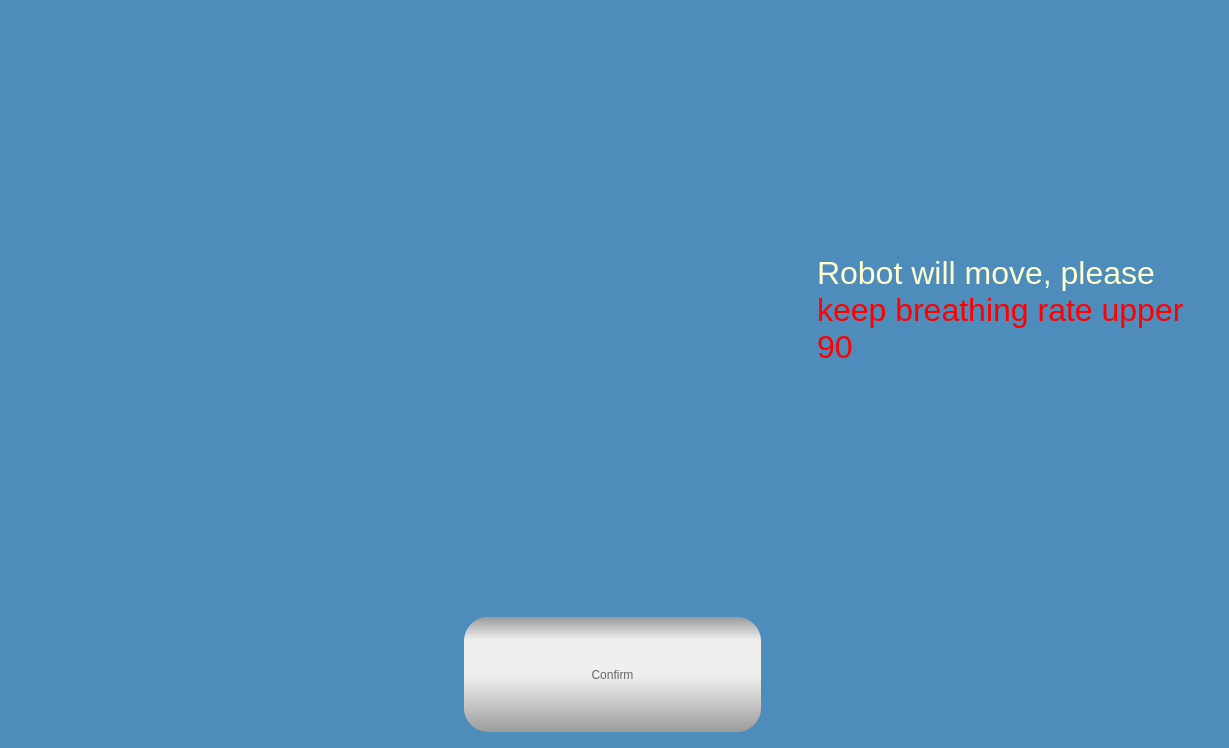
Old version of the form FunctionLib_UI/dlgInstallAdaptor.ui in the repository PoJenCheng/AitherBot_V2.1.
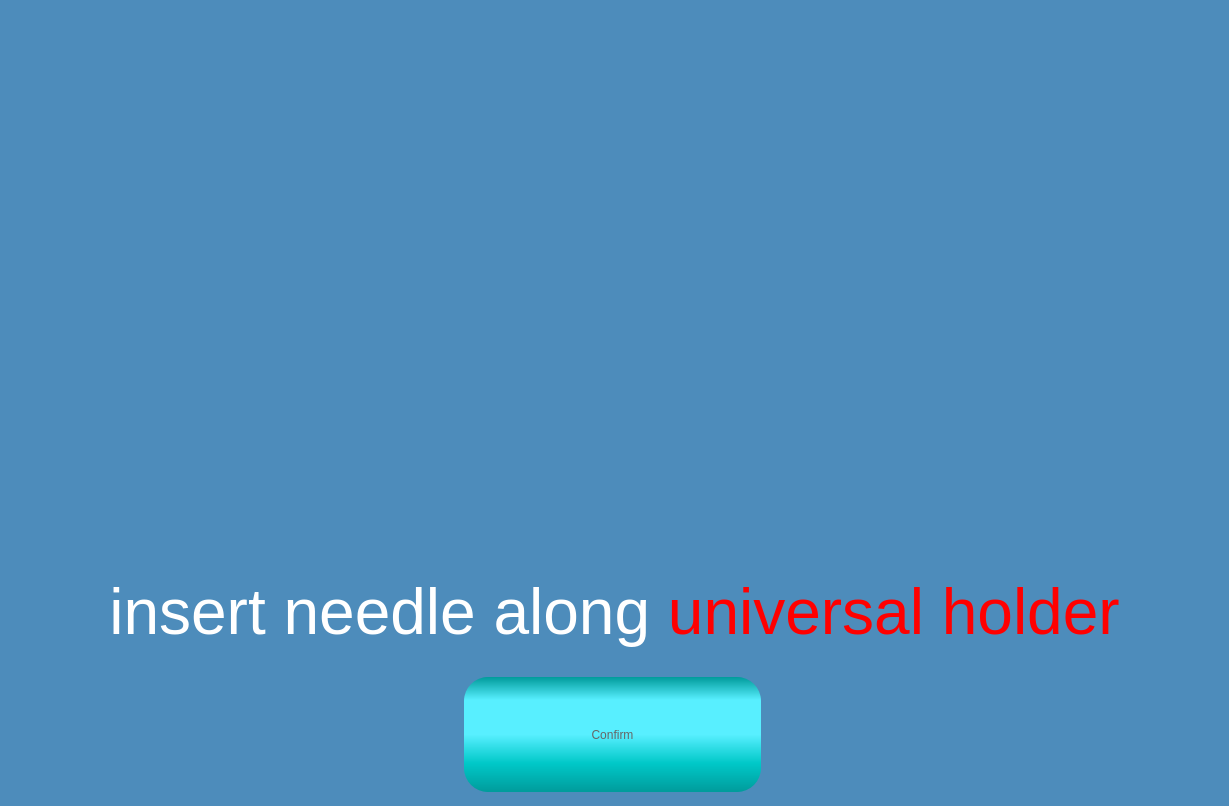
New version of the form. Icons and pictures are not drawn. Custom widgets are drawn as their Qt base class.

Commit message:
新增： - 影片"架設support arm和雷射"、"robot arm復歸"、"放置needle" - UI 病人擺位、架設support arm和laser
修正：
- slice viewer的尺規，在shift view時會有不正常顯示的問題
- 路徑超出dicom範圍時，會出現錯誤的問題
- 尺規現在會依照 dicom 的voxel size進行調整，以符合實際影像尺寸

Patch:
```diff
--- a/FunctionLib_UI/dlgInstallAdaptor.ui
+++ b/FunctionLib_UI/dlgInstallAdaptor.ui
@@ -10,7 +10,7 @@
     <x>0</x>
     <y>0</y>
     <width>1229</width>
-    <height>711</height>
+    <height>806</height>
    </rect>
   </property>
   <property name="windowTitle">
@@ -19,7 +19,26 @@
   <property name="styleSheet">
    <string notr="true">background-color: #4D8CBB;</string>
   </property>
-  <layout class="QGridLayout" name="gridLayout" rowstretch="1,0">
+  <layout class="QGridLayout" name="gridLayout">
+   <property name="leftMargin">
+    <number>0</number>
+   </property>
+   <property name="topMargin">
+    <number>0</number>
+   </property>
+   <property name="rightMargin">
+    <number>0</number>
+   </property>
+   <property name="bottomMargin">
+    <number>0</number>
+   </property>
+   <item row="0" column="0">
+    <widget class="QStackedWidget" name="stkWidget">
+     <property name="currentIndex">
+      <number>2</number>
+     </property>
+     <widget class="QWidget" name="pgDriveRobot">
+      <layout class="QGridLayout" name="gridLayout_2">
    <item row="0" column="0">
     <widget class="QWidget" name="wdgMedia" native="true">
      <property name="minimumSize">
@@ -117,6 +136,127 @@
    </item>
   </layout>
  </widget>
+     <widget class="WidgetProgressing" name="pgRobotMoving"/>
+     <widget class="QWidget" name="pgNeedle">
+      <property name="styleSheet">
+       <string notr="true">QLabel{
+	color:rgb(255, 255, 255);
+	font: 64px &quot;Arial&quot;;
+}</string>
+      </property>
+      <layout class="QGridLayout" name="gridLayout_4">
+       <item row="0" column="0">
+        <layout class="QGridLayout" name="gridLayout_3">
+         <item row="0" column="0">
+          <widget class="WidgetProgressing" name="wdgPutNeedle" native="true">
+           <property name="sizePolicy">
+            <sizepolicy hsizetype="Fixed" vsizetype="Fixed">
+             <horstretch>0</horstretch>
+             <verstretch>0</verstretch>
+            </sizepolicy>
+           </property>
+           <property name="minimumSize">
+            <size>
+             <width>960</width>
+             <height>540</height>
+            </size>
+           </property>
+           <property name="maximumSize">
+            <size>
+             <width>960</width>
+             <height>540</height>
+            </size>
+           </property>
+          </widget>
+         </item>
+        </layout>
+       </item>
+       <item row="1" column="0">
+        <widget class="QLabel" name="lblPutNeedle">
+         <property name="sizePolicy">
+          <sizepolicy hsizetype="Preferred" vsizetype="Expanding">
+           <horstretch>0</horstretch>
+           <verstretch>0</verstretch>
+          </sizepolicy>
+         </property>
+         <property name="text">
+          <string>&lt;html&gt;&lt;head/&gt;&lt;body&gt;&lt;p&gt;&lt;span style=&quot; font-size:48pt;&quot;&gt;insert needle along &lt;/span&gt;&lt;span style=&quot; font-size:48pt; color:#ff0000;&quot;&gt;universal holder&lt;/span&gt;&lt;/p&gt;&lt;/body&gt;&lt;/html&gt;</string>
+         </property>
+         <property name="alignment">
+          <set>Qt::AlignCenter</set>
+         </property>
+        </widget>
+       </item>
+       <item row="2" column="0">
+        <layout class="QHBoxLayout" name="horizontalLayout_2">
+         <property name="spacing">
+          <number>0</number>
+         </property>
+         <item>
+          <widget class="QPushButton" name="btnConfirm_needle">
+           <property name="enabled">
+            <bool>true</bool>
+           </property>
+           <property name="minimumSize">
+            <size>
+             <width>300</width>
+             <height>120</height>
+            </size>
+           </property>
+           <property name="maximumSize">
+            <size>
+             <width>200</width>
+             <height>16777215</height>
+            </size>
+           </property>
+           <property name="styleSheet">
+            <string notr="true">QPushButton{
+font: 48px &quot;Arial&quot;;
+color:#666666;
+border-radius:24px;
+background-color: qlineargradient(spread:pad, x1:0, y1:0, x2:0, y2:1, stop:0 rgba(0, 155, 155, 255), stop:0.2 rgba(88, 239, 255, 255), stop:0.5 rgba(88, 239, 255, 255), stop:0.75 rgba(0, 200, 200, 255),  stop:1 rgba(0, 155, 155, 255));
+padding: 0px 20px;
+margin-bottom:5px;
+margin-right:3px;
+}
+
+QPushButton:hover{
+color:#aa3333;
+background-color: qlineargradient(spread:pad, x1:0, y1:0, x2:0, y2:1, stop:0 rgba(50, 155, 155, 255), stop:0.2 rgba(150, 239, 255, 255), stop:0.5 rgba(150, 239, 255, 255), stop:0.75 rgba(50, 200, 200, 255),  stop:1 rgba(50, 155, 155, 255));
+}
+
+QPushButton:pressed{
+margin-top:5px;
+margin-bottom:0px;
+margin-left:3px;
+margin-right:0px;
+}
+
+QPushButton:disabled{
+	background-color: qlineargradient(spread:pad, x1:0, y1:0, x2:0, y2:1, stop:0 rgba(155, 155, 155, 255), stop:0.2 rgba(239, 239, 239, 255), stop:0.5 rgba(239, 239, 239, 255), stop:0.75 rgba(200, 200, 200, 255),  stop:1 rgba(155, 155, 155, 255));
+}</string>
+           </property>
+           <property name="text">
+            <string>Confirm</string>
+           </property>
+          </widget>
+         </item>
+        </layout>
+       </item>
+      </layout>
+     </widget>
+    </widget>
+   </item>
+  </layout>
+ </widget>
+ <customwidgets>
+  <customwidget>
+   <class>WidgetProgressing</class>
+   <extends>QWidget</extends>
+   <header location="global">FunctionLib_UI.WidgetButton.h</header>
+   <container>1</container>
+  </customwidget>
+ </customwidgets>
  <resources/>
  <connections/>
 </ui>
```
Left out of the diff: 2 changed lines with no effect on the pictures. Lines whose indentation alone changed are shown as unchanged. The commit also changes 11 other files.
